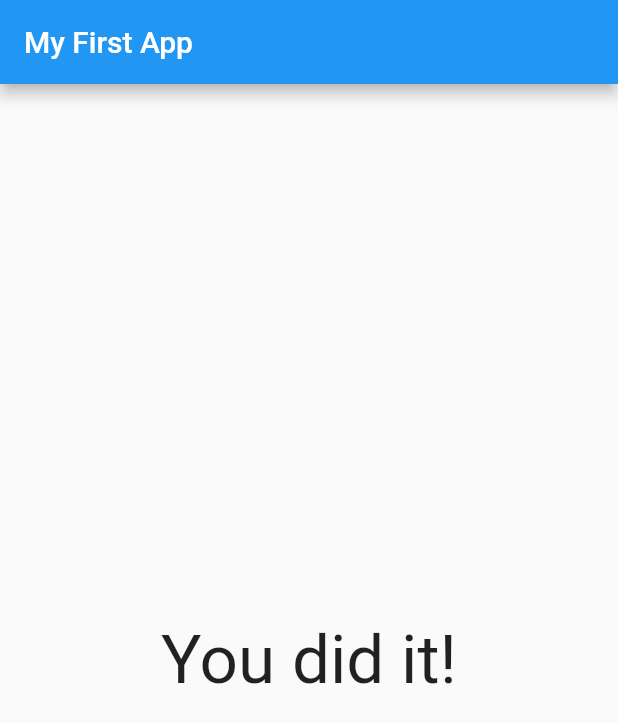
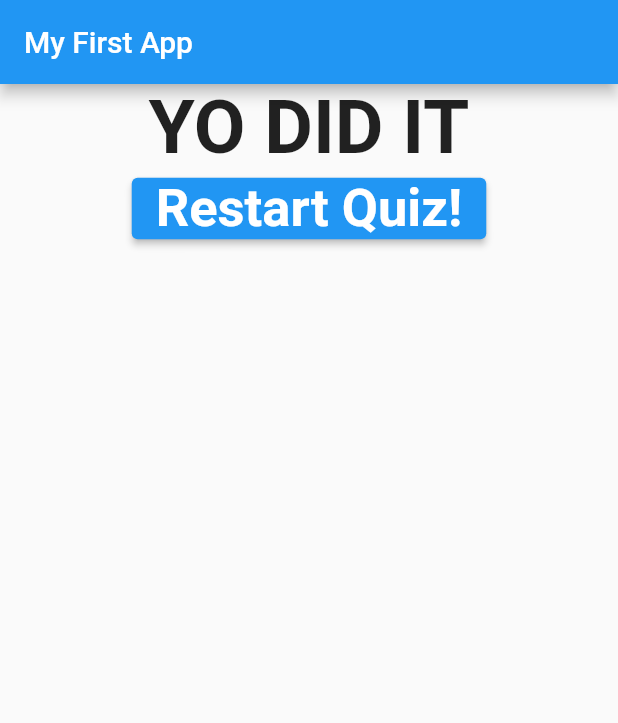
Before and after one commit to YuvrajSingh-NSG-Sypher/Flutter_First_App_Demo, a Flutter app: the screen it shows after launch, after a tap on "Blue", after a tap on "ARTS", after a tap on "ANIME FAN", on a phone screen of 412 x 824 dp. Shown: the top 723 px of the screen. Run offline on Flutter 3.47's test engine with Material 2 defaults, Android fonts, the phone set to English and light mode, and no system bars; missing offline and left inert: dart:ffi.

Commit message:
My Commit

```diff
--- a/flutter_first_app/lib/main.dart
+++ b/flutter_first_app/lib/main.dart
@@ -3,6 +3,8 @@
 import 'package:flutter/material.dart';
 import './display_questions.dart';
 import './answers.dart';
+import './quiz.dart';
+import './result.dart';
 
 void main() => runApp(MyApp());
 
@@ -17,6 +19,12 @@ class MyApp extends StatefulWidget {
 class _MyAppState extends State<MyApp> {
   var indexQuestions = 0;
 
+  void ResetQuiz() {
+    setState(() {
+      indexQuestions = 0;
+    });
+  }
+
   void answerQuestion() {
     setState(() {
       indexQuestions = indexQuestions + 1;
@@ -26,15 +34,25 @@ class _MyAppState extends State<MyApp> {
   var ListOfQuestions = [
     {
       "question1": "What is your favorite color?",
-      "answers_questions": ["Blue", "Red", "Green", "Yellow"],
+      "answers_questions": [
+        "Blue",
+        "Red",
+        "Green",
+        "Yellow",
+      ],
     },
     {
       "question1": "What is your field of interest?",
-      "answers_questions": ["STEM", "ARTS", "BUSINESS"]
+      "answers_questions": ["STEM", "ARTS", "BUSINESS", "DRAMA", "SPORTS"]
     },
     {
       "question1": "What is your favorite past time?",
-      "answers_questions": ["ANIME FAN", "ANIME", "Binging Anime"]
+      "answers_questions": [
+        "ANIME FAN",
+        "Following ur Field of Interest",
+        "Listening to Music",
+
+      ]
     },
   ];
 
@@ -45,25 +63,8 @@ class _MyAppState extends State<MyApp> {
           title: Text("My First App"),
         ),
         body: indexQuestions < ListOfQuestions.length
-            ? Column(
-                children: [
-                  DisplayQuestion(
-                    ListOfQuestions[indexQuestions]["question1"] as String,
-                  ),
-                  ...(ListOfQuestions[indexQuestions]['answers_questions']
-                          as List<String>)
-                      .map((answers_questions) {
-                    return Answers(answerQuestion,
-                        answers_questions); // ... to ensure we add values of the particluar to the new list and not the list to a list(2-D List could have been formed otheriwse)
-                  }).toList()
-                ],
-              )
-            : Center(
-                child: Text(
-                "You did it!",
-                style: TextStyle(fontSize: 45),
-                textAlign: TextAlign.center,
-              )),
+            ? Quiz(indexQuestions, ListOfQuestions, answerQuestion)
+            : Result(ResetQuiz),
       ),
     );
   }
--- a/flutter_first_app/lib/quiz.dart
+++ b/flutter_first_app/lib/quiz.dart
@@ -1,12 +1,12 @@
 import 'package:flutter/material.dart';
-
+import './display_questions.dart';
+import './answers.dart';
 
 class Quiz extends StatelessWidget {
- @override
-
- final List<Map<String, Object> > ListOfQuestions;
   int indexQuestions;
-  Quiz{this.ListOfQuestions, this.indexQuestions};
+  List<Map<String, Object>> ListOfQuestions;
+  VoidCallback answerQuestion;
+  Quiz(this.indexQuestions, this.ListOfQuestions, this.answerQuestion);
 
   Widget build(BuildContext context) {
     return Column(
@@ -16,12 +16,11 @@ class Quiz extends StatelessWidget {
         ),
         ...(ListOfQuestions[indexQuestions]['answers_questions']
                 as List<String>)
-                      .map((answers_questions) {
+            .map((answers_questions){
           return Answers(answerQuestion,
               answers_questions); // ... to ensure we add values of the particluar to the new list and not the list to a list(2-D List could have been formed otheriwse)
-                  }).toList()
+          }).toList(),
       ],
-              )
-
+    );
   }
 }
--- a/flutter_first_app/lib/result.dart
+++ b/flutter_first_app/lib/result.dart
@@ -0,0 +1,26 @@
+import 'dart:ffi';
+
+import 'package:flutter/material.dart';
+
+class Result extends StatelessWidget {
+  VoidCallback ResetHandler;
+  Result(this.ResetHandler);
+  Widget build(BuildContext context) {
+    return Center(
+      child: Column(
+        children: <Widget>[
+          Text(
+            "YO DID IT",
+            style: TextStyle(fontSize: 50, fontWeight: FontWeight.bold),
+          ),
+          ElevatedButton(
+              onPressed: ResetHandler,
+              child: Text("Restart Quiz!",
+                  textAlign: TextAlign.center,
+
+                  style: TextStyle(fontSize: 35, fontWeight: FontWeight.bold)))
+        ],
+      ),
+    );
+  }
+}
```
Lines whose indentation alone changed are shown as unchanged.
